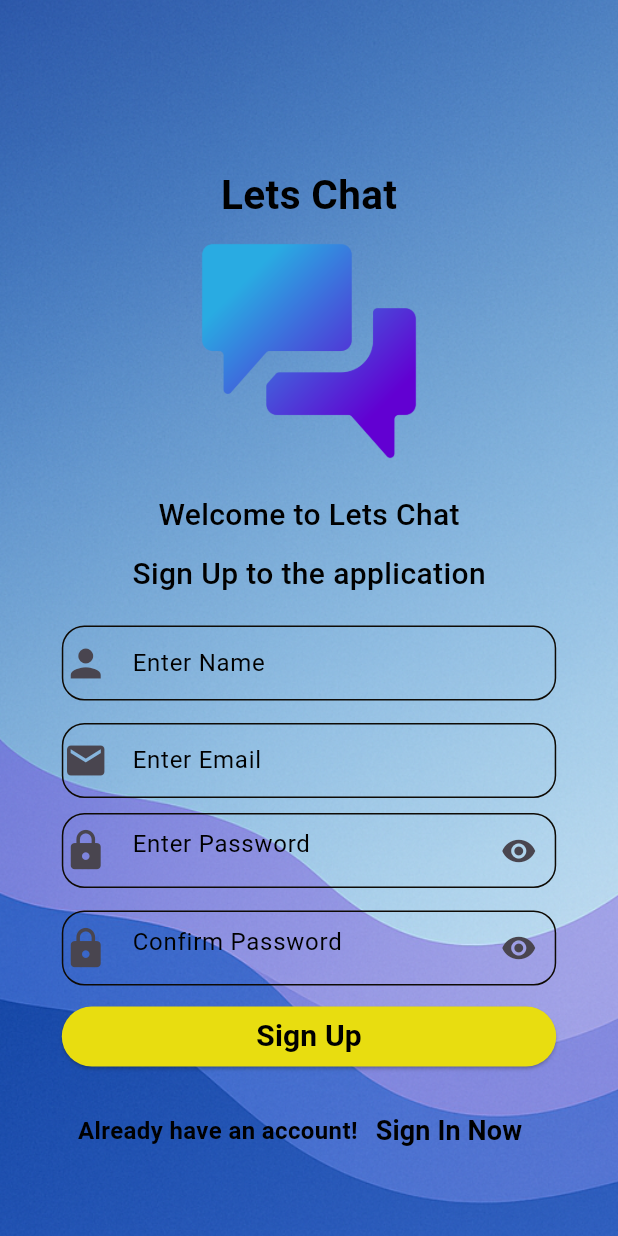
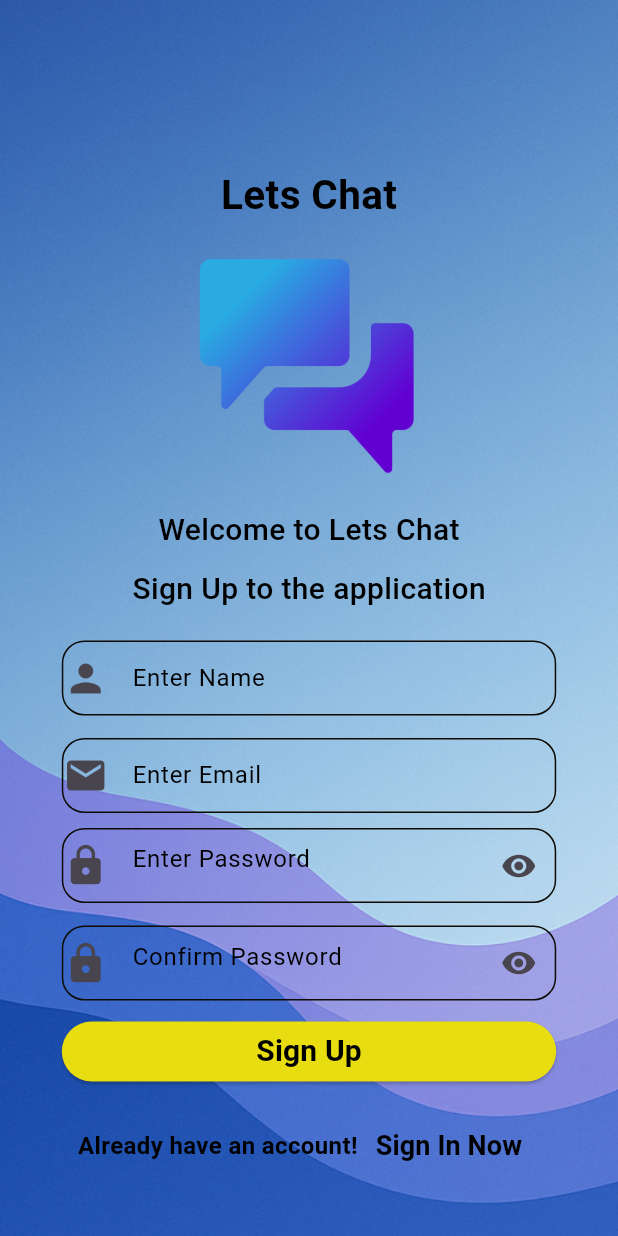
Before and after one commit to AmitKumarMehta/lets-chat, a Flutter app: the screen it shows after launch, after a tap on "Sign Up Now", on a phone screen of 412 x 824 dp. Run offline on Flutter 3.47's test engine with Material 3 defaults, Android fonts, the phone set to English and light mode, and no system bars; our stand-ins replace cloud_firestore, firebase_auth, firebase_core; accounts and stored records are empty.

Commit message:
latest update

```diff
--- a/lib/auth/login.dart
+++ b/lib/auth/login.dart
@@ -10,14 +10,52 @@ class Login extends StatefulWidget {
   State<Login> createState() => _LoginState();
 }
 
-class _LoginState extends State<Login> {
+class _LoginState extends State<Login> with TickerProviderStateMixin {
   TextEditingController emailController = TextEditingController();
   TextEditingController pwController = TextEditingController();
-  bool _obscurePass = true;
+
+  bool _obscurePassword = true;
+
+  late AnimationController _controller;
+  late Animation<Offset> _slideAnimation;
+
+  @override
+  void initState() {
+    super.initState();
+    _controller = AnimationController(
+      vsync: this,
+      duration: const Duration(milliseconds: 3000),
+    );
+
+    _slideAnimation = Tween<Offset>(
+      begin: const Offset(-1.5, 0),
+      end: Offset.zero,
+    ).animate(CurvedAnimation(parent: _controller, curve: Curves.easeOutBack));
+
+    _controller.forward();
+  }
+
+  @override
+  void dispose() {
+    _controller.dispose();
+    emailController.dispose();
+    pwController.dispose();
+    super.dispose();
+  }
 
   Future<void> signinWithEmailPassword() async {
     String email = emailController.text.trim();
     String password = pwController.text.trim();
+
+    if (email.isEmpty || password.isEmpty) {
+      ScaffoldMessenger.of(context).showSnackBar(
+        SnackBar(
+          content: const Text("Email and password cannot be empty"),
+          backgroundColor: Colors.red,
+        ),
+      );
+      return;
+    }
 
     try {
       await FirebaseAuth.instance.signInWithEmailAndPassword(
@@ -27,14 +65,14 @@ class _LoginState extends State<Login> {
 
       Navigator.pushReplacement(
         context,
-        MaterialPageRoute(builder: (context) => Home()),
+        MaterialPageRoute(builder: (context) => const Home()),
       );
     } on FirebaseAuthException catch (e) {
       ScaffoldMessenger.of(context).showSnackBar(
         SnackBar(
           content: Text(
             e.message ?? "An error occurred",
-            style: TextStyle(color: Colors.white),
+            style: const TextStyle(color: Colors.white),
           ),
           backgroundColor: Colors.red,
         ),
@@ -48,7 +86,7 @@ class _LoginState extends State<Login> {
       body: Container(
         height: double.infinity,
         width: double.infinity,
-        decoration: BoxDecoration(
+        decoration: const BoxDecoration(
           image: DecorationImage(
             image: AssetImage('assets/background.png'),
             fit: BoxFit.cover,
@@ -56,10 +94,9 @@ class _LoginState extends State<Login> {
         ),
         child: SingleChildScrollView(
           child: Padding(
-            padding: const EdgeInsets.symmetric(vertical: 180),
+            padding: const EdgeInsets.symmetric(vertical: 120),
             child: Column(
               mainAxisAlignment: MainAxisAlignment.center,
-              crossAxisAlignment: CrossAxisAlignment.center,
               children: [
                 const Text(
                   'Lets Chat',
@@ -69,8 +106,17 @@ class _LoginState extends State<Login> {
                     fontWeight: FontWeight.bold,
                   ),
                 ),
-                const SizedBox(height: 10),
-                Image.asset('assets/chat.png', width: 150, height: 150),
+                const SizedBox(height: 20),
+
+                SlideTransition(
+                  position: _slideAnimation,
+                  child: Image.asset(
+                    'assets/chat.png',
+                    width: 150,
+                    height: 150,
+                  ),
+                ),
+
                 const SizedBox(height: 20),
                 const Text(
                   'Welcome to Lets Chat',
@@ -90,18 +136,17 @@ class _LoginState extends State<Login> {
                   ),
                 ),
                 const SizedBox(height: 20),
+
                 Container(
                   width: MediaQuery.sizeOf(context).width * 0.8,
                   decoration: BoxDecoration(
-                    border: Border.all(
-                      width: 1,
-                      color: const Color.fromARGB(255, 14, 10, 4),
-                    ),
+                    border: Border.all(width: 1, color: const Color.fromARGB(255, 14, 10, 4)),
                     borderRadius: BorderRadius.circular(15),
                   ),
                   child: TextField(
                     controller: emailController,
                     decoration: InputDecoration(
+
                       icon: Icon(Icons.email, size: 30),
                       border: InputBorder.none,
                       hintText: "Enter Email",
@@ -109,7 +154,9 @@ class _LoginState extends State<Login> {
                     ),
                   ),
                 ),
-                const SizedBox(height: 15),
+
+                const SizedBox(height: 20),
+
                 Container(
                   width: MediaQuery.sizeOf(context).width * 0.8,
                   decoration: BoxDecoration(
@@ -121,29 +168,31 @@ class _LoginState extends State<Login> {
                   ),
                   child: TextField(
                     controller: pwController,
-
-                    obscureText: _obscurePass,
+                    obscureText: _obscurePassword,
                     decoration: InputDecoration(
-                      icon: Icon(Icons.lock, size: 30),
+                      icon: const Icon(Icons.lock, size: 30),
+                      border: InputBorder.none,
+                      hintText: "Enter Password",
+                      hintStyle: const TextStyle(color: Colors.black),
                       suffixIcon: IconButton(
+                        icon: Icon(
+                          _obscurePassword
+                              ? Icons.visibility_off
+                              : Icons.visibility,
+                          color: Colors.black,
+                        ),
                         onPressed: () {
                           setState(() {
-                            _obscurePass =  !_obscurePass;
+                            _obscurePassword = !_obscurePassword;
                           });
                         },
-                        icon: Icon(
-                          _obscurePass
-                              ? Icons.visibility
-                              : Icons.visibility_off_rounded,
-                        ),
                       ),
-                      border: InputBorder.none,
-                      hintText: "Enter Password",
-                      hintStyle: TextStyle(color: Colors.black),
                     ),
                   ),
                 ),
+
                 const SizedBox(height: 10),
+
                 Container(
                   width: MediaQuery.sizeOf(context).width * 0.8,
                   color: Colors.transparent,
@@ -162,6 +211,7 @@ class _LoginState extends State<Login> {
                     ),
                   ),
                 ),
+
                 const SizedBox(height: 15),
 
                 Row(
@@ -177,9 +227,11 @@ class _LoginState extends State<Login> {
                     ),
                     TextButton(
                       onPressed: () {
-                        Navigator.pushReplacement(
+                        Navigator.push(
                           context,
-                          MaterialPageRoute(builder: (context) => Register()),
+                          MaterialPageRoute(
+                            builder: (context) => const Register(),
+                          ),
                         );
                       },
                       child: const Text(
--- a/lib/auth/register.dart
+++ b/lib/auth/register.dart
@@ -11,13 +11,32 @@ class Register extends StatefulWidget {
   State<Register> createState() => _RegisterState();
 }
 
-class _RegisterState extends State<Register> {
+class _RegisterState extends State<Register> with TickerProviderStateMixin {
   TextEditingController emailController = TextEditingController();
   TextEditingController nameController = TextEditingController();
   TextEditingController pwController = TextEditingController();
   TextEditingController cpwController = TextEditingController();
   bool _obscurePass1 = true;
   bool _obscurePass2 = true;
+
+  late AnimationController _controller;
+  late Animation<Offset> _slideAnimation;
+
+  @override
+  void initState() {
+    super.initState();
+    _controller = AnimationController(
+      vsync: this,
+      duration: const Duration(milliseconds: 3000),
+    );
+
+    _slideAnimation = Tween<Offset>(
+      begin: const Offset(-1.5, 0),
+      end: Offset.zero,
+    ).animate(CurvedAnimation(parent: _controller, curve: Curves.easeOutBack));
+
+    _controller.forward();
+  }
 
   Future createUserWithEmail() async {
     String name = nameController.text.trim();
@@ -70,6 +89,16 @@ class _RegisterState extends State<Register> {
   }
 
   @override
+  void dispose() {
+    super.dispose();
+    nameController.dispose();
+    emailController.dispose();
+    pwController.dispose();
+    cpwController.dispose();
+    _controller.dispose();
+  }
+
+  @override
   Widget build(BuildContext context) {
     return Scaffold(
       body: Container(
@@ -80,12 +109,6 @@ class _RegisterState extends State<Register> {
             image: AssetImage('assets/background.png'),
             fit: BoxFit.cover,
           ),
-
-          // gradient: LinearGradient(
-          //   colors: [Color(0xFF87CEEB), Color(0xFF98FF98)],
-          //   begin: Alignment.topCenter,
-          //   end: Alignment.bottomCenter,
-          // ),
         ),
         child: SingleChildScrollView(
           child: Padding(
@@ -102,8 +125,18 @@ class _RegisterState extends State<Register> {
                     fontWeight: FontWeight.bold,
                   ),
                 ),
-                const SizedBox(height: 10),
-                Image.asset('assets/chat.png', width: 150, height: 150),
+
+                const SizedBox(height: 20),
+
+                SlideTransition(
+                  position: _slideAnimation,
+                  child: Image.asset(
+                    'assets/chat.png',
+                    width: 150,
+                    height: 150,
+                  ),
+                ),
+
                 const SizedBox(height: 20),
                 const Text(
                   'Welcome to Lets Chat',
```
